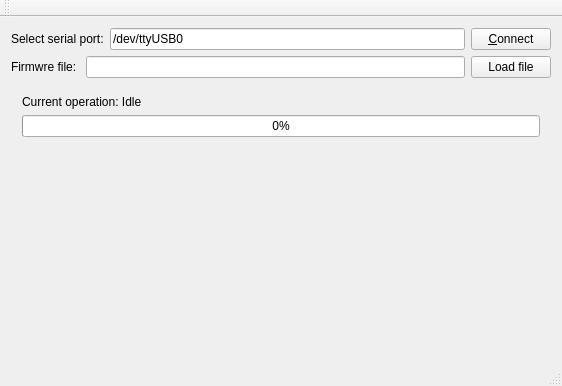
Before: the Qt Designer form MspFirmwareLoader/mainwindow.ui in persuader72/Qt_MSPBSL_Uploader, drawn with Qt 5.
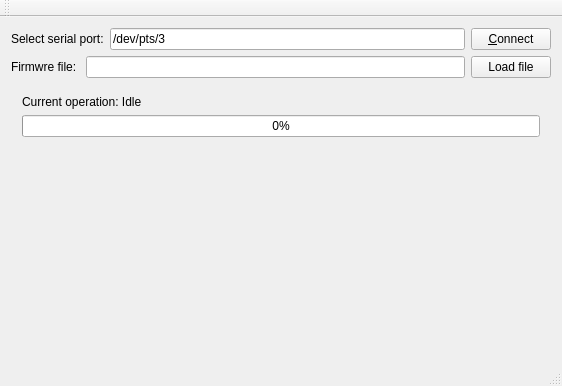
After: the same form once the commit is applied.

```diff
--- a/MspFirmwareLoader/mainwindow.ui
+++ b/MspFirmwareLoader/mainwindow.ui
@@ -33,7 +33,7 @@
       <item>
        <widget class="QLineEdit" name="SerialPortNameEdit">
         <property name="text">
-         <string>/dev/ttyUSB0</string>
+         <string>/dev/pts/3</string>
         </property>
        </widget>
       </item>
```
